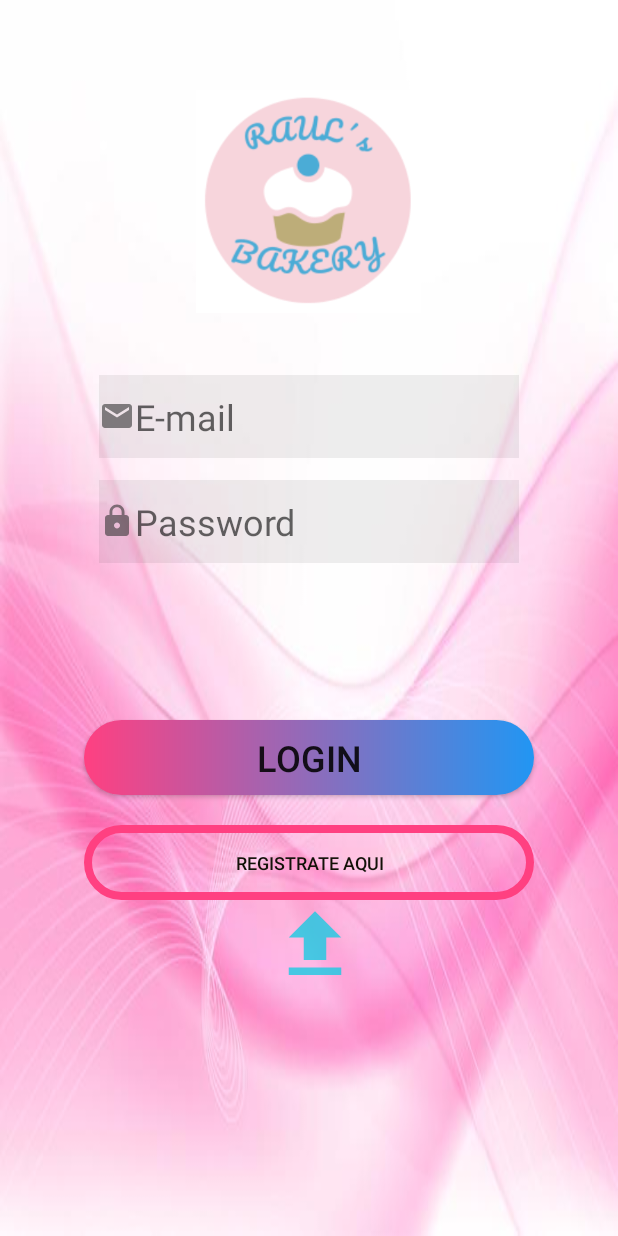
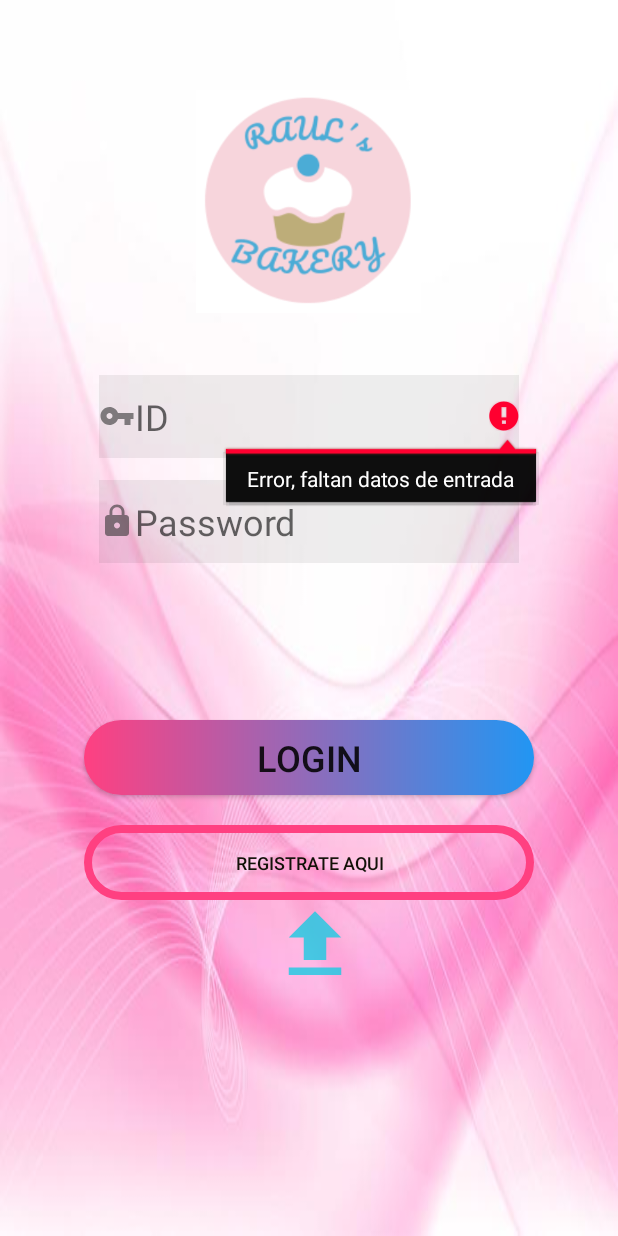
Before and after one commit to SandraGpe/BakerysRaul, an Android app: the screen it shows after launch (MainActivity), after a tap on "LOGIN", on a phone screen of 412 x 824 dp. Run offline under Robolectric (Android 15) with nearby library versions, the light colour scheme and no system bars; our stand-ins replace Volley.

Commit message:
update 9

```diff
--- a/app/src/main/java/com/example/bakerysraul/MainActivity.kt
+++ b/app/src/main/java/com/example/bakerysraul/MainActivity.kt
@@ -10,9 +10,6 @@
 import com.android.volley.Response
 import com.android.volley.toolbox.JsonObjectRequest
 import kotlinx.android.synthetic.main.activity_main.*
-import kotlinx.android.synthetic.main.activity_main.txtContra
-import kotlinx.android.synthetic.main.activity_main.txtCorr
-import kotlinx.android.synthetic.main.activity_main_registro.*
 
 class MainActivity : AppCompatActivity() {
     val IP = "http://192.168.1.77" // Dirección IP del servidor web que almacena los servicios web
@@ -67,7 +64,7 @@
                 startActivity(acti)
             } else{
                 Toast.makeText(this, "ID o contraseña invalido", Toast.LENGTH_LONG).show();
-                txtCorr.requestFocus()
+                txtidEmp.requestFocus()
             }
         }
     }
--- a/app/src/main/java/com/example/bakerysraul/PrincipalMenu.kt
+++ b/app/src/main/java/com/example/bakerysraul/PrincipalMenu.kt
@@ -10,7 +10,7 @@
 
 
 class PrincipalMenu : AppCompatActivity() {
-    var corru : String = ""
+    var id : String = ""
     var contra : String = ""
 
     companion object{
@@ -27,7 +27,7 @@
         val reg = intent
         if (reg != null && reg.hasExtra(EXTRA_ID) && reg.hasExtra(EXTRA_CONTRA)){
             //se ejecuta cuando se haya logeado o cuando venga de un registro
-            corru = reg.getStringExtra(EXTRA_ID)
+            id = reg.getStringExtra(EXTRA_ID)
             contra = reg.getStringExtra(EXTRA_CONTRA)
         } else {
             val acti : Intent = Intent(this,MainRegistro::class.java)
--- a/app/src/main/res/layout/activity_main.xml
+++ b/app/src/main/res/layout/activity_main.xml
@@ -17,16 +17,16 @@
         app:srcCompat="@drawable/logo" />
 
     <EditText
-        android:id="@+id/txtCorr"
+        android:id="@+id/txtidEmp"
         android:layout_width="wrap_content"
         android:layout_height="55dp"
         android:layout_centerHorizontal="true"
         android:layout_marginTop="250dp"
         android:background="#11000000"
-        android:drawableLeft="@drawable/ic_action_email"
+        android:drawableLeft="@drawable/ic_action_id"
         android:ems="10"
-        android:hint="E-mail"
-        android:inputType="textEmailAddress"
+        android:hint="ID"
+        android:inputType="textPersonName"
         android:textColor="#13181C"
         android:textSize="24sp" />
 
```
